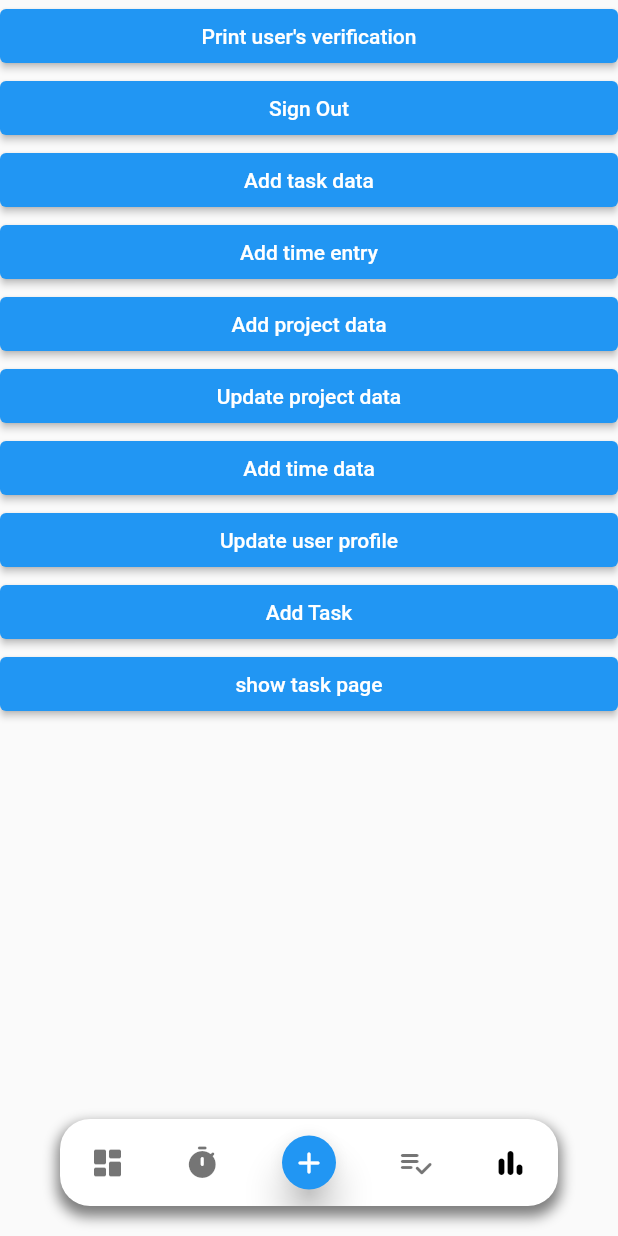
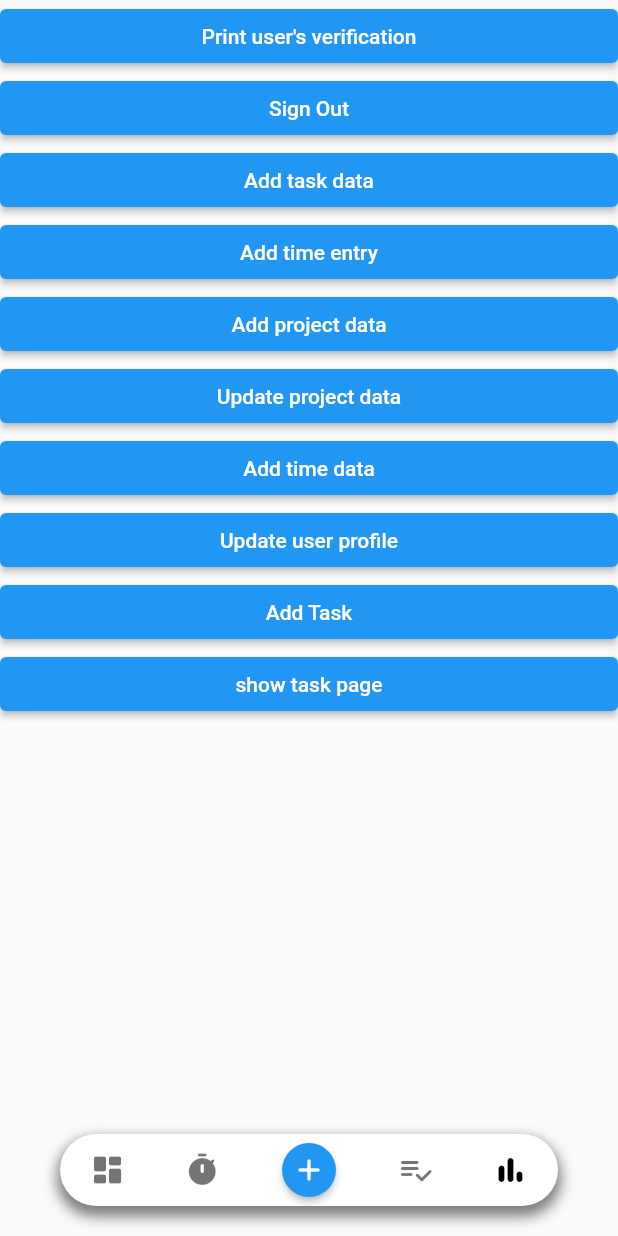
Before and after one commit to Z-inator/productivity_app, a Flutter app: the screen it shows after launch, item 5 of the bottom bar chosen, after a tap on the "add" icon, on a phone screen of 412 x 824 dp. Run offline on Flutter 3.47's test engine with Material 2 defaults, Android fonts, the phone set to English and light mode, and no system bars; our stand-ins replace cloud_firestore, firebase_auth, firebase_core, fl_chart, flutter_animation_progress_bar, google_sign_in and 1 more; accounts and stored records are empty.

Commit message:
Improved a few widgets and the navigation bar

```diff
--- a/lib/screens/tasks/components/project_stream.dart
+++ b/lib/screens/tasks/components/project_stream.dart
@@ -15,8 +15,6 @@ class _ProjectStreamState extends State<ProjectStream>
     with AutomaticKeepAliveClientMixin {
   @override
   bool get wantKeepAlive => true;
-
-  final _formKey = GlobalKey<FormState>();
 
   @override
   Widget build(BuildContext context) {
@@ -44,7 +42,7 @@ class _ProjectStreamState extends State<ProjectStream>
                     seconds:
                         int.parse(document.data()['projectTime'].toString()));
                 return Container(
-                    padding: EdgeInsets.fromLTRB(5, 10, 5, 10),
+                    padding: EdgeInsets.fromLTRB(10, 10, 10, 10),
                     child: Card(
                         shape: RoundedRectangleBorder(
                             borderRadius:
--- a/lib/screens/timeEntries/components/time_stream.dart
+++ b/lib/screens/timeEntries/components/time_stream.dart
@@ -24,13 +24,13 @@ class TimeStream extends StatelessWidget {
               return Text('Loading');
             }
             return ListView(
-              padding: EdgeInsets.only(bottom: 70),
+              padding: EdgeInsets.only(bottom: 100),
               children: snapshot.data.docs.map((DocumentSnapshot document) {
                 String day = document.id;
                 String numberOfEntries =
                     document.data()['numberOfEntries'].toString();
                 return Container(
-                  padding: EdgeInsets.fromLTRB(5, 10, 5, 20),
+                  padding: EdgeInsets.fromLTRB(10, 10, 10, 10),
                   child: Card(
                     shape: RoundedRectangleBorder(
                         borderRadius: BorderRadius.all(Radius.circular(20))),
--- a/lib/shared_components/base_framework2.dart
+++ b/lib/shared_components/base_framework2.dart
@@ -54,7 +54,7 @@ class _BaseFramework2State extends State<BaseFramework2> {
             child: Container(
               margin: EdgeInsets.fromLTRB(40, 0, 40, 20),
               decoration: BoxDecoration(
-                  borderRadius: BorderRadius.all(Radius.circular(20)),
+                  borderRadius: BorderRadius.all(Radius.circular(25)),
                   boxShadow: [
                     BoxShadow(
                       color: Colors.black.withOpacity(0.5),
@@ -64,7 +64,7 @@ class _BaseFramework2State extends State<BaseFramework2> {
                     )
                   ]),
               child: ClipRRect(
-                borderRadius: BorderRadius.all(Radius.circular(20)),
+                borderRadius: BorderRadius.all(Radius.circular(25)),
                 child: BottomAppBar(
                   color: Colors.white,
                   child: Row(
@@ -87,21 +87,25 @@ class _BaseFramework2State extends State<BaseFramework2> {
                           onPressed: () {
                             setPage(1);
                           }),
-                      Container(
-                        margin: EdgeInsets.fromLTRB(0, 5, 0, 5),
-                        child: ElevatedButton(
-                            style: ElevatedButton.styleFrom(
-                              primary: Colors.blue,
-                              onPrimary: Colors.white,
-                              shape: CircleBorder(),
-                              elevation: 10,
-                            ),
-                            onPressed: () {
-                              print(Theme.of(context)
-                                  .unselectedWidgetColor
-                                  .toString());
-                            },
-                            child: Icon(Icons.add_rounded)),
+
+                      // Container(
+                      //   margin: EdgeInsets.fromLTRB(0, 5, 0, 5),
+                      //   child: ElevatedButton(
+                      //       style: ElevatedButton.styleFrom(
+                      //         shape: CircleBorder(),
+                      //         elevation: 10,
+                      //       ),
+                      //       onPressed: () {
+
+                      //       },
+                      //       child: Icon(Icons.add_rounded)),
+                      // ),
+                      ElevatedButton(
+                        style: ElevatedButton.styleFrom(
+                          shape: CircleBorder()
+                        ),
+                        child: Icon(Icons.add_rounded),
+                        onPressed: () {},
                       ),
                       // FloatingActionButton(
                       //   elevation: 10,
```
Also changed, not shown: lib/screens/tasks/task_project_screen.dart (+2 -10 lines).
